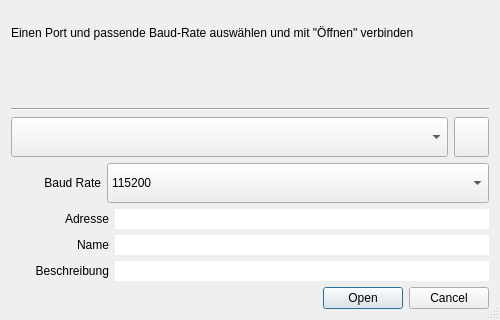
Before: the Qt Designer form pyqt/connection.ui in cckssr/gyroscope-ui, drawn with Qt 5.
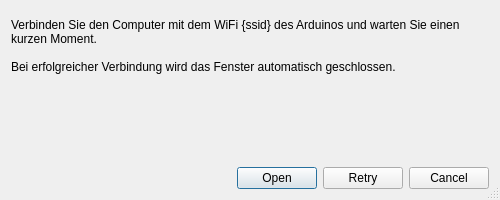
After: the same form once the commit is applied. Icons and pictures are not drawn.

Commit message: Change UI to specific gyroscope requirements

Patch:
```diff
--- a/pyqt/connection.ui
+++ b/pyqt/connection.ui
@@ -7,7 +7,7 @@
     <x>0</x>
     <y>0</y>
     <width>500</width>
-    <height>320</height>
+    <height>200</height>
    </rect>
   </property>
   <property name="sizePolicy">
@@ -19,13 +19,13 @@
   <property name="minimumSize">
    <size>
     <width>500</width>
-    <height>320</height>
+    <height>200</height>
    </size>
   </property>
   <property name="maximumSize">
    <size>
     <width>500</width>
-    <height>320</height>
+    <height>200</height>
    </size>
   </property>
   <property name="windowTitle">
@@ -35,7 +35,7 @@
    <bool>true</bool>
   </property>
   <layout class="QGridLayout" name="gridLayout">
-   <item row="8" column="0">
+   <item row="6" column="0">
     <widget class="QDialogButtonBox" name="buttonBox">
      <property name="focusPolicy">
       <enum>Qt::FocusPolicy::StrongFocus</enum>
@@ -44,361 +44,11 @@
       <enum>Qt::Orientation::Horizontal</enum>
      </property>
      <property name="standardButtons">
-      <set>QDialogButtonBox::StandardButton::Cancel|QDialogButtonBox::StandardButton::Open</set>
+      <set>QDialogButtonBox::StandardButton::Cancel|QDialogButtonBox::StandardButton::Open|QDialogButtonBox::StandardButton::Retry</set>
      </property>
     </widget>
    </item>
-   <item row="0" column="0">
-    <widget class="QLabel" name="label_5">
-     <property name="text">
-      <string>Einen Port und passende Baud-Rate auswählen und mit &quot;Öffnen&quot; verbinden</string>
-     </property>
-     <property name="wordWrap">
-      <bool>true</bool>
-     </property>
-    </widget>
-   </item>
-   <item row="3" column="0">
-    <layout class="QVBoxLayout" name="verticalLayout">
-     <property name="sizeConstraint">
-      <enum>QLayout::SizeConstraint::SetFixedSize</enum>
-     </property>
-     <item>
-      <layout class="QHBoxLayout" name="horizontalLayout">
-       <property name="spacing">
-        <number>-1</number>
-       </property>
-       <property name="sizeConstraint">
-        <enum>QLayout::SizeConstraint::SetFixedSize</enum>
-       </property>
-       <item>
-        <widget class="QComboBox" name="comboSerial">
-         <property name="sizePolicy">
-          <sizepolicy hsizetype="Expanding" vsizetype="Minimum">
-           <horstretch>0</horstretch>
-           <verstretch>0</verstretch>
-          </sizepolicy>
-         </property>
-         <property name="minimumSize">
-          <size>
-           <width>300</width>
-           <height>40</height>
-          </size>
-         </property>
-         <property name="maximumSize">
-          <size>
-           <width>16777215</width>
-           <height>60</height>
-          </size>
-         </property>
-         <property name="baseSize">
-          <size>
-           <width>0</width>
-           <height>0</height>
-          </size>
-         </property>
-         <property name="toolTip">
-          <string>&lt;html&gt;&lt;head/&gt;&lt;body&gt;&lt;p&gt;Kommunikation mit dem Arduino erfolgt über die serielle Schnittstelle. &lt;/p&gt;&lt;p&gt;Wenn Arduino nicht erkannt wird, die Verbindung prüfen und evtl. Treiber installieren.&lt;/p&gt;&lt;/body&gt;&lt;/html&gt;</string>
-         </property>
-         <property name="placeholderText">
-          <string>Bitte Seriellen Port auswählen</string>
-         </property>
-         <property name="frame">
-          <bool>true</bool>
-         </property>
-        </widget>
-       </item>
-       <item>
-        <widget class="QPushButton" name="buttonRefreshSerial">
-         <property name="sizePolicy">
-          <sizepolicy hsizetype="Minimum" vsizetype="Minimum">
-           <horstretch>0</horstretch>
-           <verstretch>0</verstretch>
-          </sizepolicy>
-         </property>
-         <property name="minimumSize">
-          <size>
-           <width>0</width>
-           <height>40</height>
-          </size>
-         </property>
-         <property name="maximumSize">
-          <size>
-           <width>35</width>
-           <height>40</height>
-          </size>
-         </property>
-         <property name="toolTip">
-          <string>Die Liste der Ports aktualisieren</string>
-         </property>
-         <property name="text">
-          <string/>
-         </property>
-         <property name="icon">
-          <iconset theme="QIcon::ThemeIcon::ViewRefresh"/>
-         </property>
-        </widget>
-       </item>
-      </layout>
-     </item>
-     <item>
-      <layout class="QHBoxLayout" name="horizontalLayout_3">
-       <property name="sizeConstraint">
-        <enum>QLayout::SizeConstraint::SetFixedSize</enum>
-       </property>
-       <item>
-        <widget class="QLabel" name="label_4">
-         <property name="sizePolicy">
-          <sizepolicy hsizetype="Preferred" vsizetype="Minimum">
-           <horstretch>0</horstretch>
-           <verstretch>0</verstretch>
-          </sizepolicy>
-         </property>
-         <property name="minimumSize">
-          <size>
-           <width>90</width>
-           <height>20</height>
-          </size>
-         </property>
-         <property name="text">
-          <string>Baud Rate</string>
-         </property>
-         <property name="alignment">
-          <set>Qt::AlignmentFlag::AlignRight|Qt::AlignmentFlag::AlignTrailing|Qt::AlignmentFlag::AlignVCenter</set>
-         </property>
-        </widget>
-       </item>
-       <item>
-        <widget class="QComboBox" name="comboBox">
-         <property name="sizePolicy">
-          <sizepolicy hsizetype="Expanding" vsizetype="Minimum">
-           <horstretch>0</horstretch>
-           <verstretch>0</verstretch>
-          </sizepolicy>
-         </property>
-         <property name="minimumSize">
-          <size>
-           <width>0</width>
-           <height>40</height>
-          </size>
-         </property>
-         <property name="currentIndex">
-          <number>7</number>
-         </property>
-         <item>
-          <property name="text">
-           <string>2400</string>
-          </property>
-         </item>
-         <item>
-          <property name="text">
-           <string>4800</string>
-          </property>
-         </item>
-         <item>
-          <property name="text">
-           <string>9600</string>
-          </property>
-         </item>
-         <item>
-          <property name="text">
-           <string>14400</string>
-          </property>
-         </item>
-         <item>
-          <property name="text">
-           <string>19200</string>
-          </property>
-         </item>
-         <item>
-          <property name="text">
-           <string>38400</string>
-          </property>
-         </item>
-         <item>
-          <property name="text">
-           <string>57600</string>
-          </property>
-         </item>
-         <item>
-          <property name="text">
-           <string>115200</string>
-          </property>
-         </item>
-         <item>
-          <property name="text">
-           <string>230400</string>
-          </property>
-         </item>
-         <item>
-          <property name="text">
-           <string>460800</string>
-          </property>
-         </item>
-         <item>
-          <property name="text">
-           <string>500000</string>
-          </property>
-         </item>
-         <item>
-          <property name="text">
-           <string>921600</string>
-          </property>
-         </item>
-         <item>
-          <property name="text">
-           <string>1000000</string>
-          </property>
-         </item>
-         <item>
-          <property name="text">
-           <string>2000000</string>
-          </property>
-         </item>
-        </widget>
-       </item>
-      </layout>
-     </item>
-    </layout>
-   </item>
    <item row="2" column="0">
-    <widget class="Line" name="line">
-     <property name="orientation">
-      <enum>Qt::Orientation::Horizontal</enum>
-     </property>
-    </widget>
-   </item>
-   <item row="5" column="0">
-    <layout class="QFormLayout" name="formLayout">
-     <property name="sizeConstraint">
-      <enum>QLayout::SizeConstraint::SetDefaultConstraint</enum>
-     </property>
-     <property name="fieldGrowthPolicy">
-      <enum>QFormLayout::FieldGrowthPolicy::ExpandingFieldsGrow</enum>
-     </property>
-     <property name="leftMargin">
-      <number>8</number>
-     </property>
-     <item row="0" column="0">
-      <widget class="QLabel" name="label">
-       <property name="minimumSize">
-        <size>
-         <width>90</width>
-         <height>0</height>
-        </size>
-       </property>
-       <property name="text">
-        <string>Adresse</string>
-       </property>
-       <property name="alignment">
-        <set>Qt::AlignmentFlag::AlignRight|Qt::AlignmentFlag::AlignTrailing|Qt::AlignmentFlag::AlignVCenter</set>
-       </property>
-      </widget>
-     </item>
-     <item row="0" column="1">
-      <widget class="QLineEdit" name="device_address">
-       <property name="enabled">
-        <bool>true</bool>
-       </property>
-       <property name="sizePolicy">
-        <sizepolicy hsizetype="Expanding" vsizetype="Fixed">
-         <horstretch>0</horstretch>
-         <verstretch>0</verstretch>
-        </sizepolicy>
-       </property>
-       <property name="cursor">
-        <cursorShape>ArrowCursor</cursorShape>
-       </property>
-       <property name="mouseTracking">
-        <bool>false</bool>
-       </property>
-       <property name="contextMenuPolicy">
-        <enum>Qt::ContextMenuPolicy::NoContextMenu</enum>
-       </property>
-       <property name="autoFillBackground">
-        <bool>false</bool>
-       </property>
-       <property name="text">
-        <string notr="true"/>
-       </property>
-       <property name="frame">
-        <bool>false</bool>
-       </property>
-       <property name="readOnly">
-        <bool>true</bool>
-       </property>
-      </widget>
-     </item>
-     <item row="1" column="0">
-      <widget class="QLabel" name="label_2">
-       <property name="minimumSize">
-        <size>
-         <width>90</width>
-         <height>0</height>
-        </size>
-       </property>
-       <property name="text">
-        <string>Name</string>
-       </property>
-       <property name="alignment">
-        <set>Qt::AlignmentFlag::AlignRight|Qt::AlignmentFlag::AlignTrailing|Qt::AlignmentFlag::AlignVCenter</set>
-       </property>
-      </widget>
-     </item>
-     <item row="1" column="1">
-      <widget class="QLineEdit" name="device_name">
-       <property name="enabled">
-        <bool>true</bool>
-       </property>
-       <property name="cursor">
-        <cursorShape>ArrowCursor</cursorShape>
-       </property>
-       <property name="frame">
-        <bool>false</bool>
-       </property>
-       <property name="readOnly">
-        <bool>true</bool>
-       </property>
-      </widget>
-     </item>
-     <item row="2" column="0">
-      <widget class="QLabel" name="label_3">
-       <property name="minimumSize">
-        <size>
-         <width>90</width>
-         <height>0</height>
-        </size>
-       </property>
-       <property name="text">
-        <string>Beschreibung</string>
-       </property>
-       <property name="alignment">
-        <set>Qt::AlignmentFlag::AlignRight|Qt::AlignmentFlag::AlignTrailing|Qt::AlignmentFlag::AlignVCenter</set>
-       </property>
-      </widget>
-     </item>
-     <item row="2" column="1">
-      <widget class="QLineEdit" name="device_desc">
-       <property name="enabled">
-        <bool>true</bool>
-       </property>
-       <property name="cursor">
-        <cursorShape>ArrowCursor</cursorShape>
-       </property>
-       <property name="frame">
-        <bool>false</bool>
-       </property>
-       <property name="readOnly">
-        <bool>true</bool>
-       </property>
-       <property name="placeholderText">
-        <string/>
-       </property>
-      </widget>
-     </item>
-    </layout>
-   </item>
-   <item row="1" column="0">
     <widget class="QLabel" name="status_msg">
      <property name="text">
       <string/>
@@ -408,6 +58,40 @@
      </property>
     </widget>
    </item>
+   <item row="3" column="0">
+    <spacer name="verticalSpacer">
+     <property name="orientation">
+      <enum>Qt::Orientation::Vertical</enum>
+     </property>
+     <property name="sizeHint" stdset="0">
+      <size>
+       <width>20</width>
+       <height>40</height>
+      </size>
+     </property>
+    </spacer>
+   </item>
+   <item row="0" column="0" rowspan="2">
+    <widget class="QLabel" name="desc">
+     <property name="sizePolicy">
+      <sizepolicy hsizetype="Preferred" vsizetype="Preferred">
+       <horstretch>0</horstretch>
+       <verstretch>0</verstretch>
+      </sizepolicy>
+     </property>
+     <property name="text">
+      <string>Verbinden Sie den Computer mit dem WiFi {ssid} des Arduinos und warten Sie einen kurzen Moment. 
+
+Bei erfolgreicher Verbindung wird das Fenster automatisch geschlossen.</string>
+     </property>
+     <property name="textFormat">
+      <enum>Qt::TextFormat::PlainText</enum>
+     </property>
+     <property name="wordWrap">
+      <bool>true</bool>
+     </property>
+    </widget>
+   </item>
   </layout>
  </widget>
  <resources/>
```
The commit also changes 6 other files.
